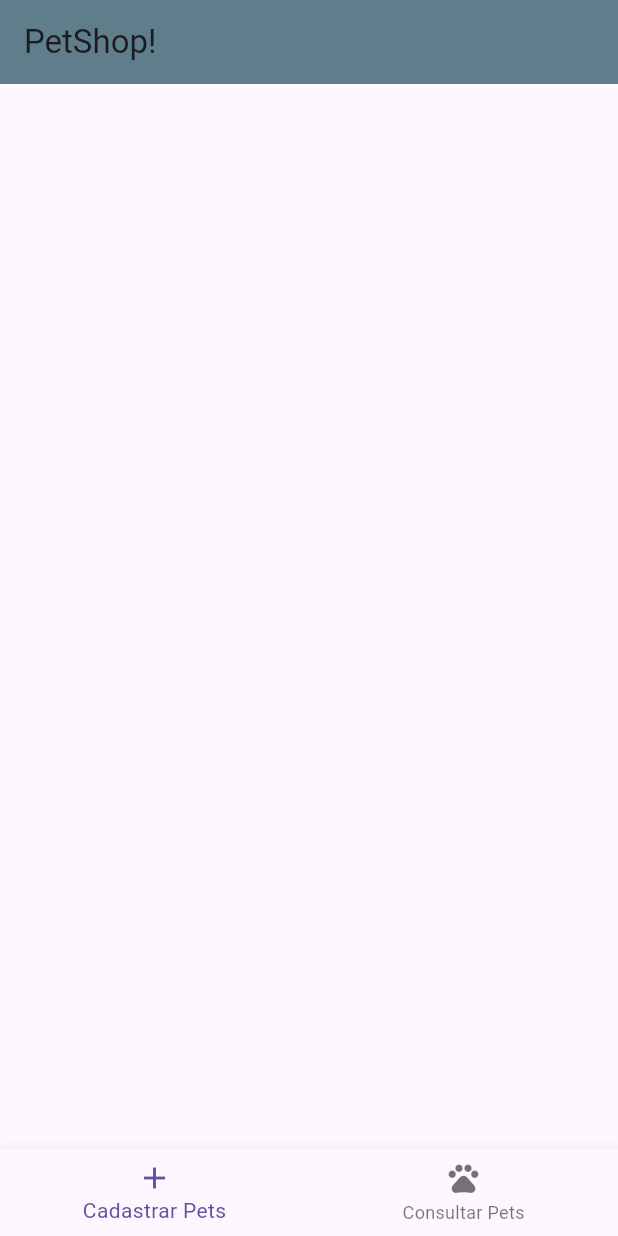
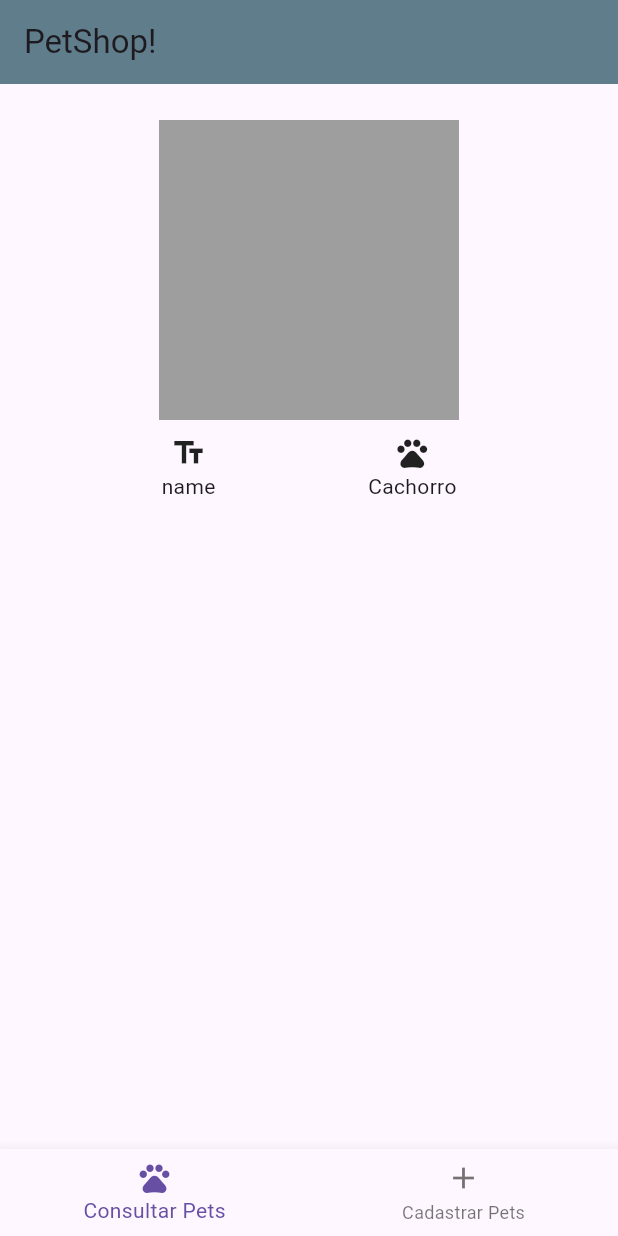
Before and after one commit to yDewolf/AulasFlutter, a Flutter app: the screen it shows after launch, on a phone screen of 412 x 824 dp. Run offline on Flutter 3.47's test engine with Material 3 defaults, Android fonts, the phone set to English and light mode, and no system bars.

Commit message:
Fix not using a stateful Widget on the MainApp
(Maybe)

```diff
--- a/projeto_pet_shop/lib/main.dart
+++ b/projeto_pet_shop/lib/main.dart
@@ -1,23 +1,35 @@
 // main.dart
 import 'package:flutter/material.dart';
 import 'package:projeto_pet_shop/classes/AppVariables.dart';
+import 'package:projeto_pet_shop/classes/Pet.dart';
 import 'package:projeto_pet_shop/navigator.dart';
 
 void main() {
   runApp(MainApp());
 }
 
-class MainApp extends StatelessWidget {
+class MainApp extends StatefulWidget {
   MainApp({super.key});
   final AppVariables app_variables = AppVariables();
 
   @override
+  State<StatefulWidget> createState() => _MainAppState();
+}
+
+class _MainAppState extends State<MainApp> {
+
+  @override
   Widget build(BuildContext context) {
+    setState(() {
+      widget.app_variables.pets.add(Pet(name: "name", race: "race", age: -1, petType: PetTypes.dog));
+    });
+
     return MaterialApp(
       title: "PetShop!",
       theme: ThemeData(primarySwatch: Colors.lightGreen),
       debugShowCheckedModeBanner: false,
-      home: PageNavigator(app_variables: app_variables,)
+      home: PageNavigator(app_variables: widget.app_variables,)
     );
   }
+
 }
--- a/projeto_pet_shop/lib/navigator.dart
+++ b/projeto_pet_shop/lib/navigator.dart
@@ -1,7 +1,6 @@
 // navigator.dart
 import 'package:flutter/material.dart';
 import 'package:projeto_pet_shop/classes/AppVariables.dart';
-import 'package:projeto_pet_shop/classes/Pet.dart';
 import 'package:projeto_pet_shop/screens/home.dart';
 import 'package:projeto_pet_shop/screens/pet_register.dart';
 
@@ -9,19 +8,17 @@ class PageNavigator extends StatefulWidget{
   final AppVariables app_variables;
   PageNavigator({super.key, required this.app_variables});
 
-
   @override
   State<StatefulWidget> createState() => _PageNavigatorState();
 }
 
 // Followed this tutorial here:
 // https://www.youtube.com/watch?v=8weH1KCr-mc&themeRefresh=1
-// To do the navigator
+// To do the navigator page controller thing
 class _PageNavigatorState extends State<PageNavigator> {
   final PageController _pageController = PageController();
-  final AppVariables app_variables = AppVariables();
 
-  int currentIdx = 1;
+  int currentIdx = 0;
 
   void _onPageChanged(int index) {
     setState(() {
@@ -36,11 +33,8 @@ class _PageNavigatorState extends State<PageNavigator> {
   @override
   Widget build(BuildContext context) {
     final screens = [
-      HomePage(pets: app_variables.pets), PetRegister(pets: app_variables.pets)
+      HomePage(pets: widget.app_variables.pets), PetRegister(pets: widget.app_variables.pets)
     ];
-
-    // Estou usando isso aqui para testar sem ter que cadastrar
-    // app_variables.pets.add(Pet(name: "name", race: "race", age: -1, petType: PetTypes.dog));
 
     return Scaffold(
       appBar: AppBar(
@@ -56,12 +50,12 @@ class _PageNavigatorState extends State<PageNavigator> {
         onTap: _onItemTapped,
         items: [
           BottomNavigationBarItem(
+            icon: Icon(Icons.pets),
+            label: "Consultar Pets"
+          ),
+          BottomNavigationBarItem(
             icon: Icon(Icons.add),
             label: "Cadastrar Pets"
-          ),
-          BottomNavigationBarItem(
-            icon: Icon(Icons.pets),
-            label: "Consultar Pets"
           ),
       ]),
     );
--- a/projeto_pet_shop/lib/screens/home.dart
+++ b/projeto_pet_shop/lib/screens/home.dart
@@ -14,8 +14,16 @@ class HomePage extends StatefulWidget{
 class _HomePageState extends State<HomePage> {
   @override
   Widget build(BuildContext context) {
-    final pets = widget.pets;
+    return PetList(pets: widget.pets);
+  }
+}
 
+class PetList extends StatelessWidget {
+  final List<Pet> pets;
+  PetList({super.key, required this.pets});
+
+  @override
+  Widget build(BuildContext context) {
     return ListView.builder(
       padding: EdgeInsets.all(16.0),
       itemCount: pets.length,
@@ -24,4 +32,5 @@ class _HomePageState extends State<HomePage> {
       }
     );
   }
+
 }
```
